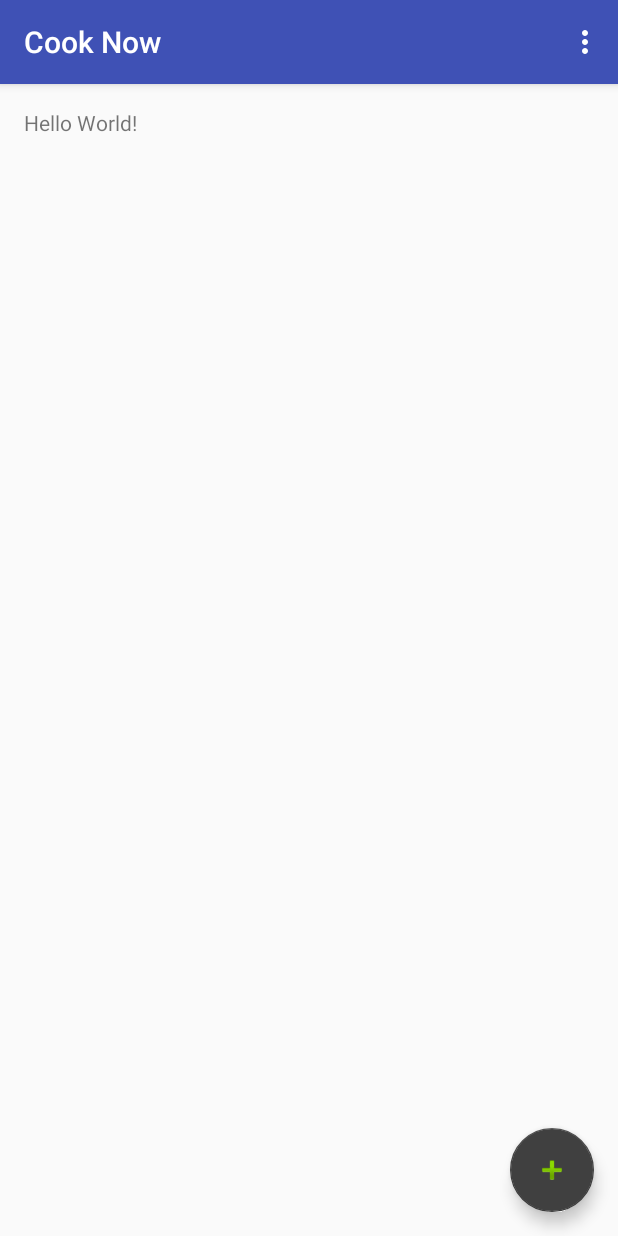
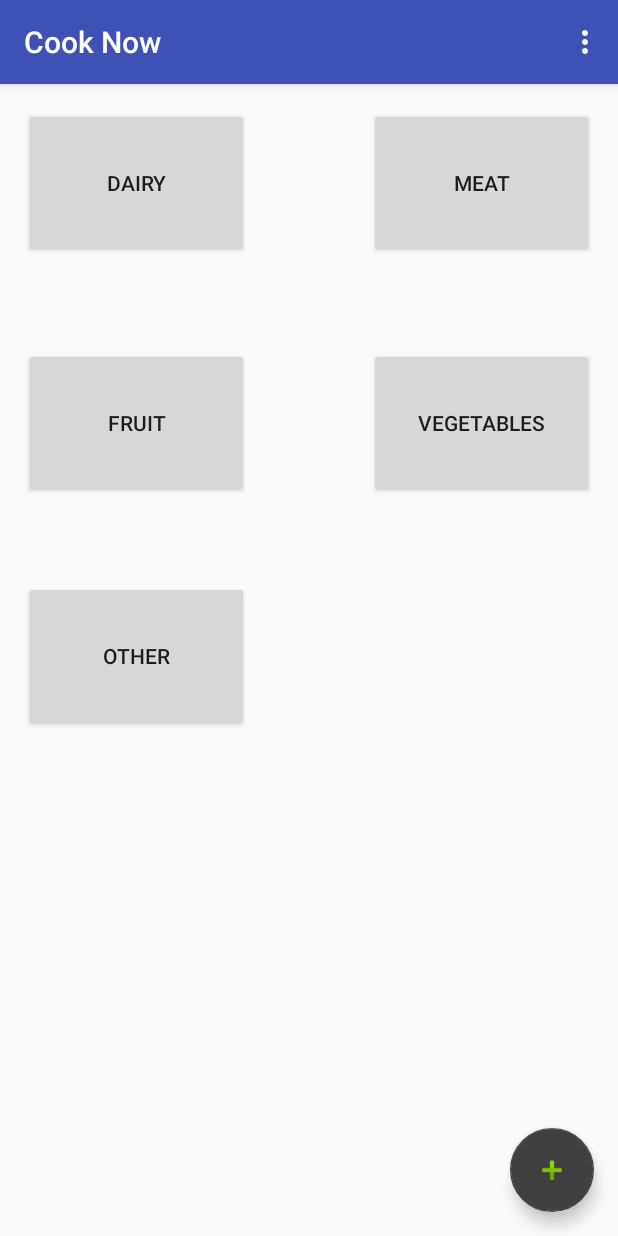
Before and after one commit to idonorchidinma/cooknow, an Android app: the screen it shows after launch (MainActivity), on a phone screen of 412 x 824 dp. Run offline under Robolectric (Android 15) with nearby library versions, the light colour scheme and no system bars.

Commit message:
Added category buttons to main activity (meat/fruit/veggies/dairy/other) Added activities and layout files for each category.

```diff
--- a/CookNow/app/src/main/AndroidManifest.xml
+++ b/CookNow/app/src/main/AndroidManifest.xml
@@ -18,6 +18,10 @@
                 <category android:name="android.intent.category.LAUNCHER" />
             </intent-filter>
         </activity>
+        <activity android:name=".DairyActivity" />
+        <activity android:name=".MeatActivity" />
+        <activity android:name=".VegetablesActivity" />
+        <activity android:name=".FruitActivity"></activity>
     </application>
 
 </manifest>
--- /dev/null
+++ b/CookNow/app/src/main/java/com/example/tony/cooknow/DairyActivity.java
@@ -0,0 +1,13 @@
+package com.example.tony.cooknow;
+
+import android.support.v7.app.AppCompatActivity;
+import android.os.Bundle;
+
+public class DairyActivity extends AppCompatActivity {
+
+    @Override
+    protected void onCreate(Bundle savedInstanceState) {
+        super.onCreate(savedInstanceState);
+        setContentView(R.layout.activity_dairy);
+    }
+}
--- /dev/null
+++ b/CookNow/app/src/main/java/com/example/tony/cooknow/FruitActivity.java
@@ -0,0 +1,13 @@
+package com.example.tony.cooknow;
+
+import android.support.v7.app.AppCompatActivity;
+import android.os.Bundle;
+
+public class FruitActivity extends AppCompatActivity {
+
+    @Override
+    protected void onCreate(Bundle savedInstanceState) {
+        super.onCreate(savedInstanceState);
+        setContentView(R.layout.activity_fruit);
+    }
+}
--- a/CookNow/app/src/main/java/com/example/tony/cooknow/MainActivity.java
+++ b/CookNow/app/src/main/java/com/example/tony/cooknow/MainActivity.java
@@ -1,5 +1,7 @@
 package com.example.tony.cooknow;
 
+import android.app.Activity;
+import android.content.Intent;
 import android.os.Bundle;
 import android.support.design.widget.FloatingActionButton;
 import android.support.design.widget.Snackbar;
@@ -8,22 +10,49 @@ import android.support.v7.widget.Toolbar;
 import android.view.View;
 import android.view.Menu;
 import android.view.MenuItem;
+import android.widget.Button;
 import android.widget.Toast;
 
 public class MainActivity extends AppCompatActivity {
 
+    /** The button that brings to the list menu containing dairy.*/
+    private Button myDairyButton;
+
+    /** The button that brings to the list menu containing meat.*/
+    private Button myMeatButton;
+
+    /** The button that brings to the list menu containing fruit.*/
+    private Button myFruitButton;
+
+    /** The button that brings to the list menu containing vegetables.*/
+    private Button myVegetablesButton;
+
     @Override
     protected void onCreate(Bundle savedInstanceState) {
+        // Sets up activity
         super.onCreate(savedInstanceState);
         setContentView(R.layout.activity_main);
         Toolbar toolbar = (Toolbar) findViewById(R.id.toolbar);
         setSupportActionBar(toolbar);
 
+        // CONNECTS BUTTONS IN XML LAYOUT FILE TO THIS JAVA CLASS
+        myDairyButton = (Button)findViewById(R.id.DAIRY_BUTTON);
+        myMeatButton = (Button)findViewById(R.id.MEAT_BUTTON);
+        myFruitButton = (Button)findViewById(R.id.FRUIT_BUTTON);
+        myVegetablesButton = (Button)findViewById(R.id.VEGETABLES_BUTTON);
+
+        // ADDS BUTTON LISTENERS TO BUTTONS
+        myDairyButton.setOnClickListener(new ActivityOnClickListener(new DairyActivity()));
+        myMeatButton.setOnClickListener(new ActivityOnClickListener(new MeatActivity()));
+        myFruitButton.setOnClickListener(new ActivityOnClickListener(new FruitActivity()));
+        myVegetablesButton.setOnClickListener(new ActivityOnClickListener(new VegetablesActivity()));
+
+
         FloatingActionButton fab = (FloatingActionButton) findViewById(R.id.fab);
         fab.setOnClickListener(new View.OnClickListener() {
             @Override
             public void onClick(View view) {
-                Toast.makeText(MainActivity.this, "PLACEHOLDER for adding ingredient", Toast.LENGTH_LONG);
+                Toast.makeText(MainActivity.this, "PLACEHOLDER for adding ingredient", Toast.LENGTH_LONG).show();
             }
         });
     }
@@ -49,4 +78,27 @@ public class MainActivity extends AppCompatActivity {
 
         return super.onOptionsItemSelected(item);
     }
+
+    /**
+     * This listener switches to a given activity.
+     */
+    private class ActivityOnClickListener implements View.OnClickListener {
+
+        /** The activity to create an intent from */
+        private Activity myActivity;
+
+        /**
+         * Creates an ActivityOnClickListener that starts a given activity.
+         * @param theActivity the activity to start.
+         */
+        public ActivityOnClickListener(final Activity theActivity) {
+            myActivity = theActivity;
+        }
+
+        @Override
+        public void onClick(final View theButton) {
+            Intent newIntent = new Intent(MainActivity.this, myActivity.getClass());
+            startActivity(newIntent);
+        }
+    }
 }
--- /dev/null
+++ b/CookNow/app/src/main/java/com/example/tony/cooknow/MeatActivity.java
@@ -0,0 +1,13 @@
+package com.example.tony.cooknow;
+
+import android.support.v7.app.AppCompatActivity;
+import android.os.Bundle;
+
+public class MeatActivity extends AppCompatActivity {
+
+    @Override
+    protected void onCreate(Bundle savedInstanceState) {
+        super.onCreate(savedInstanceState);
+        setContentView(R.layout.activity_meat);
+    }
+}
--- /dev/null
+++ b/CookNow/app/src/main/java/com/example/tony/cooknow/VegetablesActivity.java
@@ -0,0 +1,13 @@
+package com.example.tony.cooknow;
+
+import android.support.v7.app.AppCompatActivity;
+import android.os.Bundle;
+
+public class VegetablesActivity extends AppCompatActivity {
+
+    @Override
+    protected void onCreate(Bundle savedInstanceState) {
+        super.onCreate(savedInstanceState);
+        setContentView(R.layout.activity_vegetables);
+    }
+}
--- a/CookNow/app/src/main/res/layout/content_main.xml
+++ b/CookNow/app/src/main/res/layout/content_main.xml
@@ -12,8 +12,50 @@
     tools:context="com.example.tony.cooknow.MainActivity"
     tools:showIn="@layout/activity_main">
 
-    <TextView
-        android:layout_width="wrap_content"
-        android:layout_height="wrap_content"
-        android:text="Hello World!" />
+    <Button
+        android:layout_width="150dp"
+        android:layout_height="100dp"
+        android:text="DAIRY"
+        android:id="@+id/DAIRY_BUTTON"
+        android:layout_alignTop="@+id/MEAT_BUTTON"
+        android:layout_alignParentLeft="true"
+        android:layout_alignParentStart="true" />
+
+    <Button
+        android:layout_width="150dp"
+        android:layout_height="100dp"
+        android:text="MEAT"
+        android:id="@+id/MEAT_BUTTON"
+        android:layout_alignParentTop="true"
+        android:layout_alignParentRight="true"
+        android:layout_alignParentEnd="true" />
+
+    <Button
+        android:layout_width="150dp"
+        android:layout_height="100dp"
+        android:text="FRUIT"
+        android:id="@+id/FRUIT_BUTTON"
+        android:layout_marginTop="60dp"
+        android:layout_below="@+id/DAIRY_BUTTON"
+        android:layout_alignParentLeft="true"
+        android:layout_alignParentStart="true" />
+
+    <Button
+        android:layout_width="150dp"
+        android:layout_height="100dp"
+        android:text="VEGETABLES"
+        android:id="@+id/VEGETABLES_BUTTON"
+        android:layout_alignTop="@+id/FRUIT_BUTTON"
+        android:layout_alignLeft="@+id/MEAT_BUTTON"
+        android:layout_alignStart="@+id/MEAT_BUTTON" />
+
+    <Button
+        android:layout_width="150dp"
+        android:layout_height="100dp"
+        android:text="OTHER"
+        android:id="@+id/OTHER_BUTTON"
+        android:layout_below="@+id/FRUIT_BUTTON"
+        android:layout_alignParentLeft="true"
+        android:layout_alignParentStart="true"
+        android:layout_marginTop="55dp" />
 </RelativeLayout>
```
Also changed, not shown: CookNow/app/src/main/res/layout/activity_dairy.xml (added, +21 -0 lines), CookNow/app/src/main/res/layout/activity_fruit.xml (added, +21 -0 lines), CookNow/app/src/main/res/layout/activity_meat.xml (added, +21 -0 lines), CookNow/app/src/main/res/layout/activity_vegetables.xml (added, +20 -0 lines).
